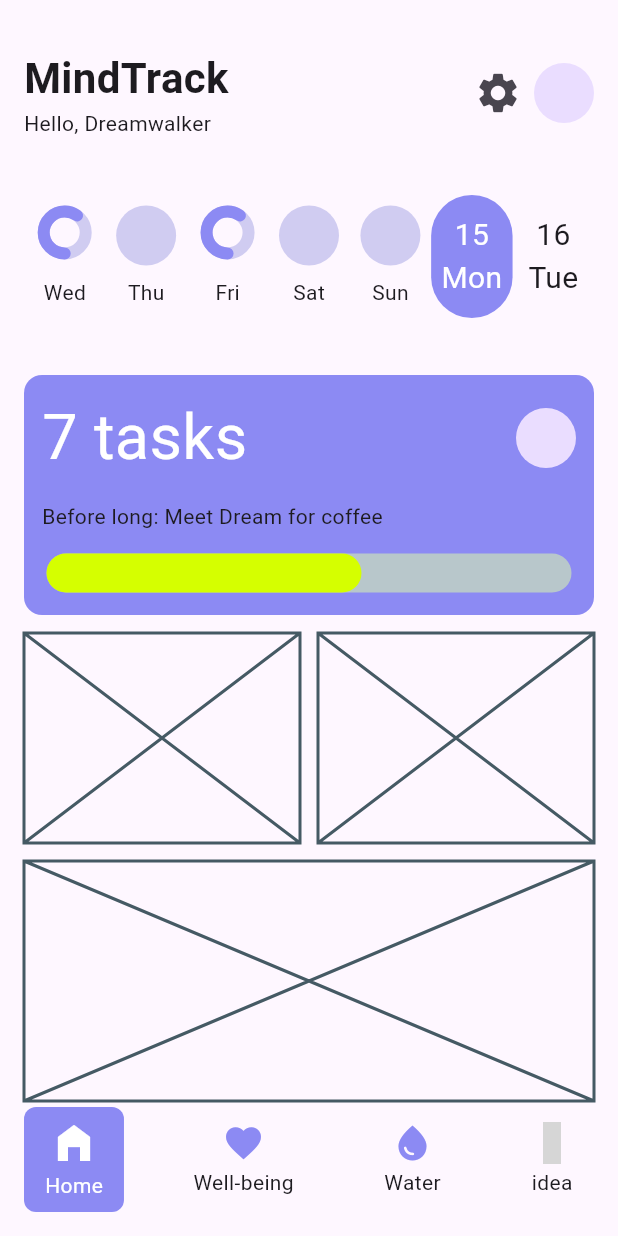
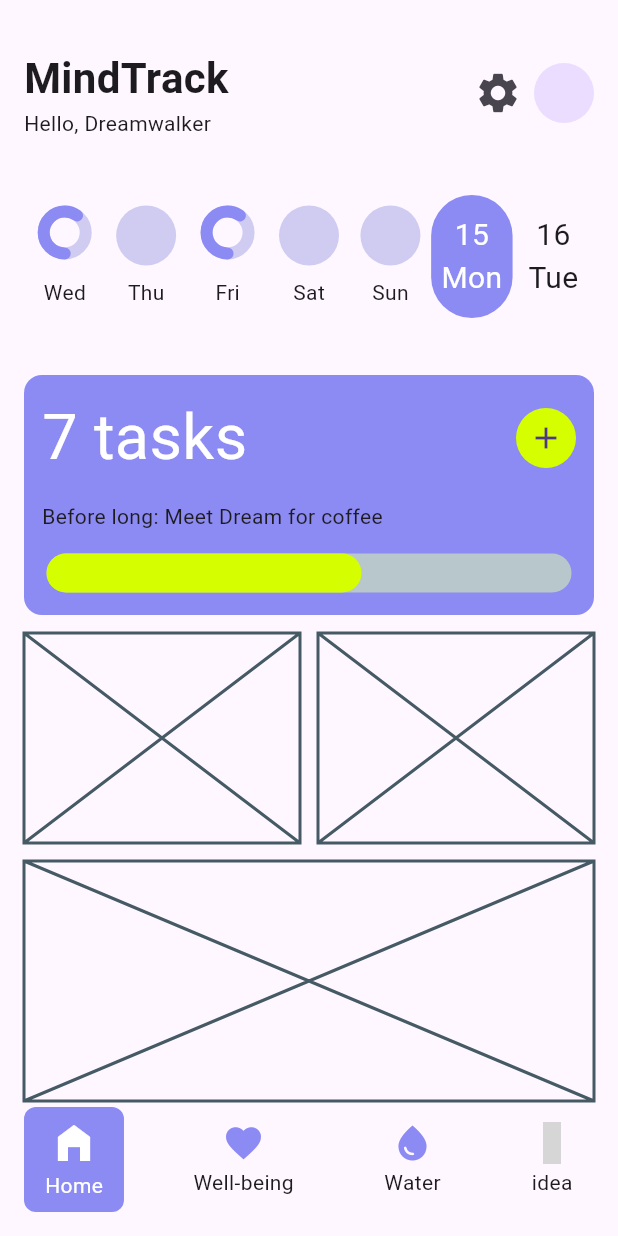
Before and after one commit to JAICHANGPARK/flutter_notebook_chapter_43, a Flutter app: the HabitJournalMainScreen screen opened directly, on a phone screen of 412 x 824 dp. Run offline on Flutter 3.47's test engine with Material 3 defaults, Android fonts, the phone set to English and light mode, and no system bars; drawn by our look-alikes of percent_indicator; our stand-ins replace gap, hugeicons; grey boxes are pictures that could not be loaded.

Commit message:
Update habit_journal_home_screen.dart

```diff
--- a/lib/ep2173_habit_journal_app/ui/home/habit_journal_home_screen.dart
+++ b/lib/ep2173_habit_journal_app/ui/home/habit_journal_home_screen.dart
@@ -265,7 +265,12 @@ class _HabitJournalHomeScreenState extends State<HabitJournalHomeScreen> {
                             color: Colors.white,
                           ),
                         ),
-                        CircleAvatar(),
+                        CircleAvatar(
+                          backgroundColor: HabitAppTheme.accent,
+                          child: Icon(
+                            Icons.add,
+                          ),
+                        ),
                       ],
                     ),
                     Text("Before long: Meet Dream for coffee"),
```
